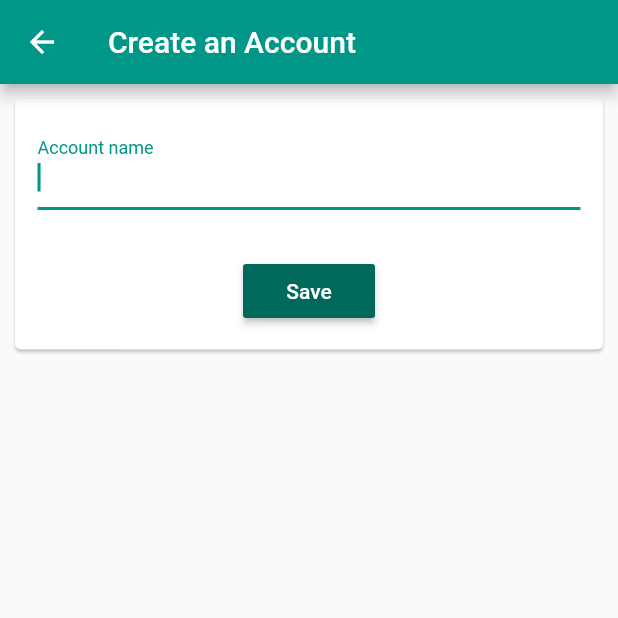
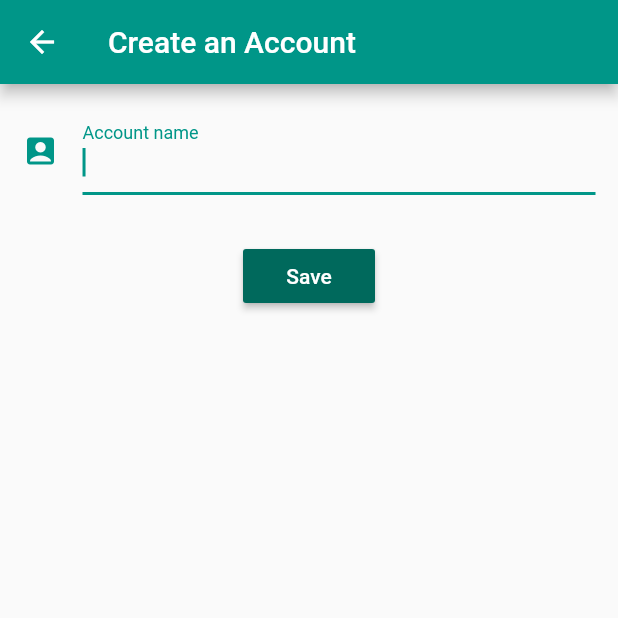
Before and after one commit to felixssimoes/myxpenses-flutter, a Flutter app: the CreateAccountScreen screen opened by its route, on a phone screen of 412 x 824 dp, the top half of it. Run offline on Flutter 3.47's test engine with Material 2 defaults, Android fonts, the phone set to English and light mode, and no system bars; our stand-ins replace datetime_picker_formfield, shared_preferences; accounts and stored records are empty.

Commit message:
normalizes forms internals and button colors

```diff
--- a/lib/screens/accounts/create_account.screen.dart
+++ b/lib/screens/accounts/create_account.screen.dart
@@ -10,15 +10,19 @@ class CreateAccountScreen extends StatelessWidget {
       appBar: AppBar(
         title: Text('Create an Account'),
       ),
-      body: AccountForm(
-        onSaveAccount: ({String name}) => _onSaveAccount(context, name),
+      body: Container(
+        padding: const EdgeInsets.all(15),
+        child: AccountForm(
+          onSaveAccount: (AccountFormData data) =>
+              _onSaveAccount(context, data),
+        ),
       ),
     );
   }
 
-  _onSaveAccount(BuildContext context, String name) {
+  _onSaveAccount(BuildContext context, AccountFormData data) {
     final accounts = Provider.of<AccountsProvider>(context);
-    accounts.addAccount(name: name);
+    accounts.addAccount(name: data.name);
     Navigator.of(context).pop(true);
   }
 }
--- a/lib/screens/expenses/create_expense.screen.dart
+++ b/lib/screens/expenses/create_expense.screen.dart
@@ -13,7 +13,7 @@ class CreateExpenseScreen extends StatelessWidget {
       body: Container(
         padding: EdgeInsets.all(15.0),
         child: ExpenseForm(
-          saveExpense: (formData) => _saveExpense(context, formData, account),
+          onSaveExpense: (formData) => _saveExpense(context, formData, account),
         ),
       ),
     );
--- a/lib/widgets/accounts/account_form.dart
+++ b/lib/widgets/accounts/account_form.dart
@@ -3,9 +3,13 @@ import 'package:myxpenses/models/account.model.dart';
 import 'package:myxpenses/providers/accounts.provider.dart';
 import 'package:provider/provider.dart';
 
+class AccountFormData {
+  String name;
+}
+
 class AccountForm extends StatefulWidget {
   final Account account;
-  final Function({String name}) onSaveAccount;
+  final Function(AccountFormData) onSaveAccount;
 
   AccountForm({
     this.account,
@@ -17,33 +21,29 @@ class AccountForm extends StatefulWidget {
 }
 
 class _AccountFormState extends State<AccountForm> {
-  TextEditingController _nameController;
   final GlobalKey<FormState> _formKey = GlobalKey<FormState>();
+  final _formData = AccountFormData();
 
   @override
   void initState() {
     super.initState();
-    _nameController = TextEditingController(text: widget.account?.name);
+    if (widget.account != null) {
+      _formData.name = widget.account.name;
+    } else {
+      _formData.name = '';
+    }
   }
 
   @override
   Widget build(BuildContext context) {
     return Form(
       key: _formKey,
-      child: Card(
-        margin: const EdgeInsets.all(10),
-        child: Padding(
-          padding: const EdgeInsets.all(15),
       child: Column(
-            mainAxisAlignment: MainAxisAlignment.start,
-            mainAxisSize: MainAxisSize.min,
         children: [
           _buildNameField(context),
           SizedBox(height: 30),
           _buildSaveButton(context),
         ],
-          ),
-        ),
       ),
     );
   }
@@ -51,8 +51,12 @@ class _AccountFormState extends State<AccountForm> {
   Widget _buildNameField(BuildContext context) {
     return TextFormField(
       autofocus: true,
-      controller: _nameController,
-      decoration: InputDecoration(labelText: 'Account name'),
+      initialValue: _formData.name,
+      decoration: InputDecoration(
+        labelText: 'Account name',
+        icon: Icon(Icons.account_box),
+      ),
+      onSaved: (value) => _formData.name = value,
       validator: (String value) {
         if (value.isEmpty) {
           return widget.account == null
@@ -94,6 +98,6 @@ class _AccountFormState extends State<AccountForm> {
     }
 
     _formKey.currentState.save();
-    widget.onSaveAccount(name: _nameController.text);
+    widget.onSaveAccount(_formData);
   }
 }
```
Also changed, not shown: lib/screens/accounts/edit_account.screen.dart (+11 -8 lines), lib/screens/expenses/edit_expense.screen.dart (+20 -3 lines), lib/widgets/expenses/expense_form.dart (+6 -3 lines). Lines whose indentation alone changed are shown as unchanged.
